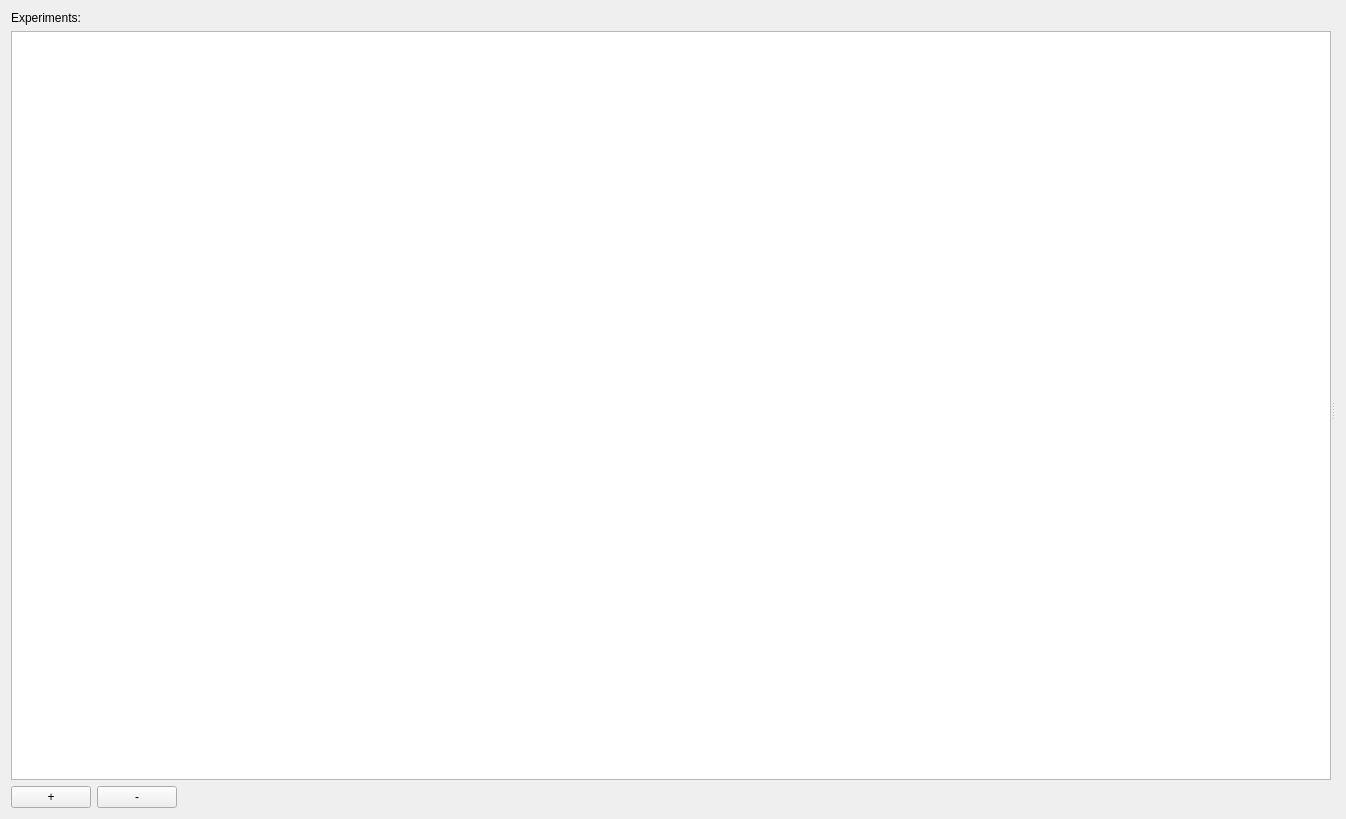
Before: the Qt Designer form combinatorialprofiler/ui/experimentswidget.ui in ilia-kats/CombinatorialProfiler, drawn with Qt 5.
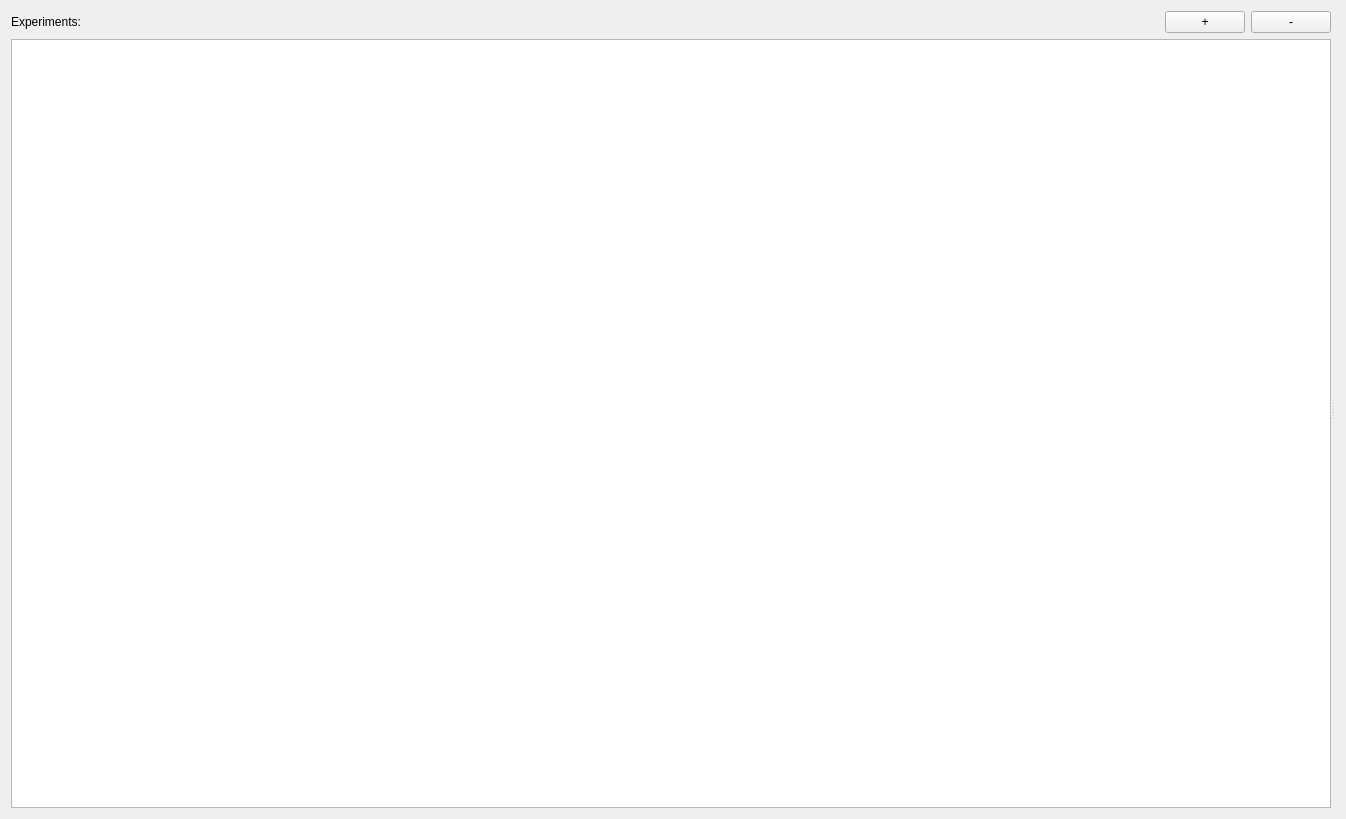
After: the same form once the commit is applied.

Commit message:
GUI: slight redesign (buttons on top of experimeints list)
also: remove old cruft from CombinatorialProfiler.py

bump version to 0.1a2

```diff
--- a/combinatorialprofiler/ui/experimentswidget.ui
+++ b/combinatorialprofiler/ui/experimentswidget.ui
@@ -24,57 +24,21 @@
      </property>
      <widget class="QWidget" name="verticalLayoutWidget">
       <layout class="QVBoxLayout" name="verticalLayout">
-       <item>
-        <widget class="QLabel" name="label">
-         <property name="sizePolicy">
-          <sizepolicy hsizetype="Fixed" vsizetype="Preferred">
-           <horstretch>0</horstretch>
-           <verstretch>0</verstretch>
-          </sizepolicy>
-         </property>
-         <property name="text">
-          <string>Experiments:</string>
-         </property>
-        </widget>
-       </item>
-       <item>
-        <widget class="QListWidget" name="listWidget">
-         <property name="sizePolicy">
-          <sizepolicy hsizetype="Expanding" vsizetype="Expanding">
-           <horstretch>0</horstretch>
-           <verstretch>0</verstretch>
-          </sizepolicy>
-         </property>
-        </widget>
-       </item>
        <item>
         <layout class="QHBoxLayout" name="horizontalLayout">
          <property name="sizeConstraint">
           <enum>QLayout::SetFixedSize</enum>
          </property>
          <item>
-          <widget class="QPushButton" name="addBtn">
+          <widget class="QLabel" name="label">
            <property name="sizePolicy">
-            <sizepolicy hsizetype="Fixed" vsizetype="Fixed">
+            <sizepolicy hsizetype="Fixed" vsizetype="Preferred">
              <horstretch>0</horstretch>
              <verstretch>0</verstretch>
             </sizepolicy>
            </property>
            <property name="text">
-            <string>+</string>
-           </property>
-          </widget>
-         </item>
-         <item>
-          <widget class="QPushButton" name="removeBtn">
-           <property name="sizePolicy">
-            <sizepolicy hsizetype="Fixed" vsizetype="Fixed">
-             <horstretch>0</horstretch>
-             <verstretch>0</verstretch>
-            </sizepolicy>
-           </property>
-           <property name="text">
-            <string>-</string>
+            <string>Experiments:</string>
            </property>
           </widget>
          </item>
@@ -91,8 +55,38 @@
            </property>
           </spacer>
          </item>
+         <item>
+          <widget class="QPushButton" name="addBtn">
+           <property name="text">
+            <string>+</string>
+           </property>
+          </widget>
+         </item>
+         <item>
+          <widget class="QPushButton" name="removeBtn">
+           <property name="sizePolicy">
+            <sizepolicy hsizetype="Fixed" vsizetype="Fixed">
+             <horstretch>0</horstretch>
+             <verstretch>0</verstretch>
+            </sizepolicy>
+           </property>
+           <property name="text">
+            <string>-</string>
+           </property>
+          </widget>
+         </item>
         </layout>
        </item>
+       <item>
+        <widget class="QListWidget" name="listWidget">
+         <property name="sizePolicy">
+          <sizepolicy hsizetype="Expanding" vsizetype="Expanding">
+           <horstretch>0</horstretch>
+           <verstretch>0</verstretch>
+          </sizepolicy>
+         </property>
+        </widget>
+       </item>
       </layout>
      </widget>
      <widget class="QStackedWidget" name="stackedWidget">
```
The commit also changes 8 other files.
